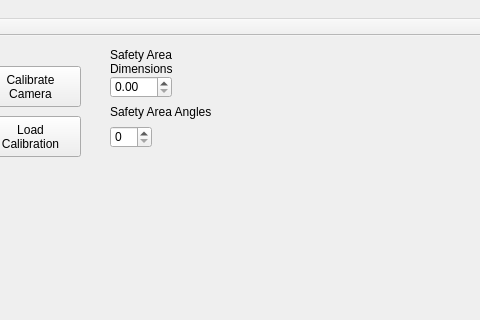
Qt form 4000_Visualization/4100_Benchmark_Visualization/Camera_Tracking/RigidTrack/RigidTrack/RigidTrack.ui (LordTofu/RigidTrack) before a commit; both pictures show x 350 to 830 and y 0 to 320 of the 830 by 908 pixel window.
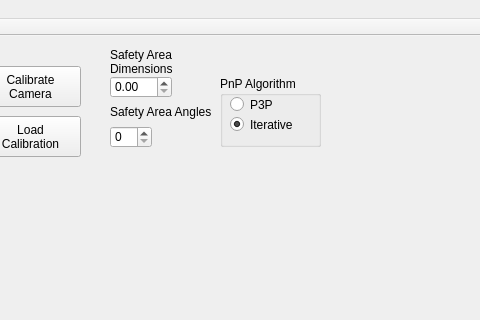
The same form after that commit.

Commit message: # Added radio buttons to switch between PnP algorithms # Changed the exposure determination algorithm, it now takes the mean between max and min exposure # Rearranged UDP open and close so the sockets are handled properly

```diff
--- a/4000_Visualization/4100_Benchmark_Visualization/Camera_Tracking/RigidTrack/RigidTrack/RigidTrack.ui
+++ b/4000_Visualization/4100_Benchmark_Visualization/Camera_Tracking/RigidTrack/RigidTrack/RigidTrack.ui
@@ -210,6 +210,48 @@
      <bool>true</bool>
     </property>
    </widget>
+   <widget class="QGroupBox" name="groupBox">
+    <property name="geometry">
+     <rect>
+      <x>570</x>
+      <y>40</y>
+      <width>101</width>
+      <height>71</height>
+     </rect>
+    </property>
+    <property name="title">
+     <string>PnP Algorithm</string>
+    </property>
+    <widget class="QRadioButton" name="rbIterative">
+     <property name="geometry">
+      <rect>
+       <x>10</x>
+       <y>40</y>
+       <width>82</width>
+       <height>17</height>
+      </rect>
+     </property>
+     <property name="text">
+      <string>Iterative</string>
+     </property>
+     <property name="checked">
+      <bool>true</bool>
+     </property>
+    </widget>
+    <widget class="QRadioButton" name="rbP3P">
+     <property name="geometry">
+      <rect>
+       <x>10</x>
+       <y>20</y>
+       <width>82</width>
+       <height>17</height>
+      </rect>
+     </property>
+     <property name="text">
+      <string>P3P</string>
+     </property>
+    </widget>
+   </widget>
   </widget>
   <widget class="QMenuBar" name="menuBar">
    <property name="geometry">
```
The commit also changes 32 other files.
